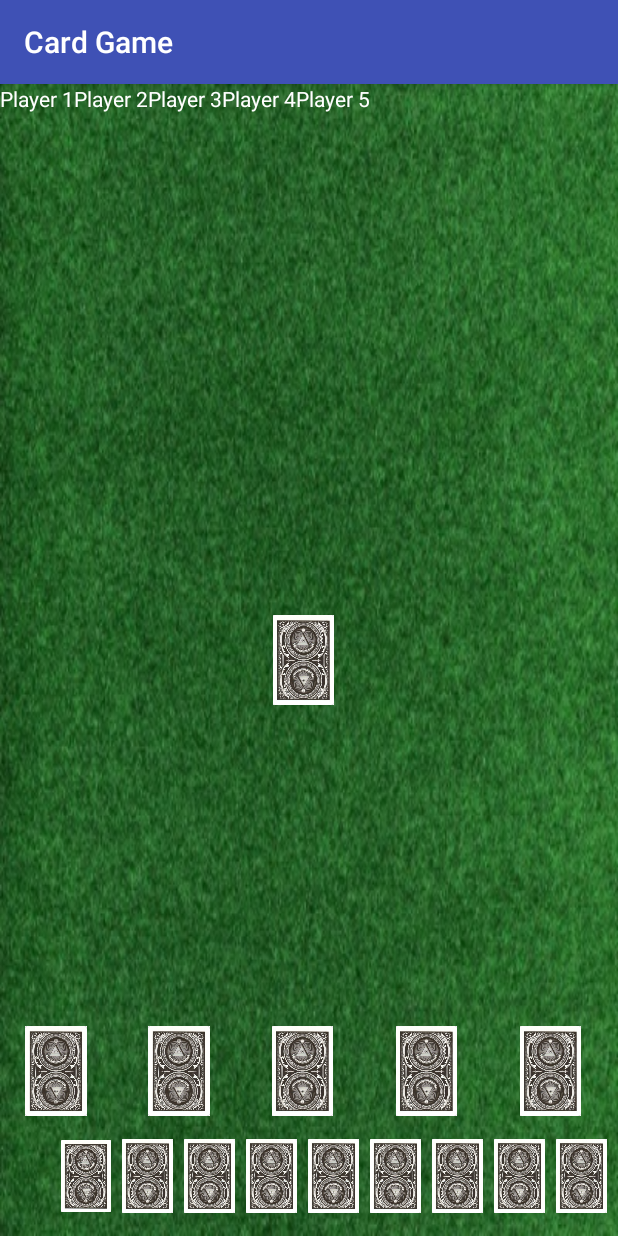
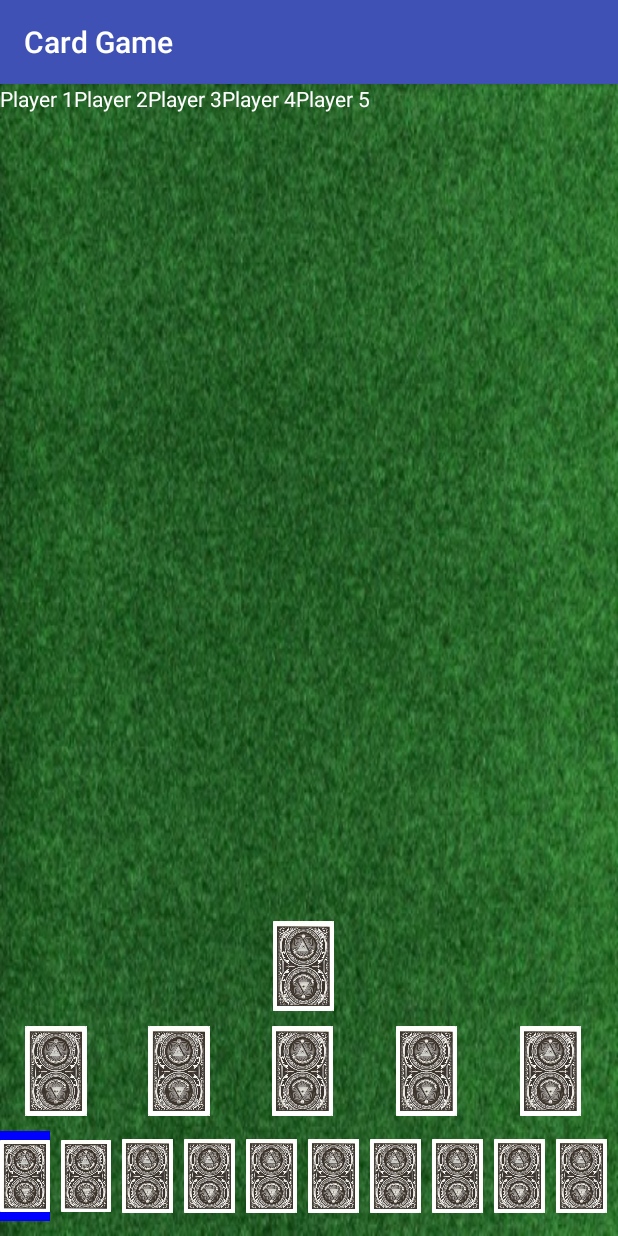
Before and after one commit to itderrickh/CardGame, an Android app: the screen it shows after launch (MainActivity), after a tap on an icon or button, on a phone screen of 412 x 824 dp. Run offline under Robolectric (Android 15) with nearby library versions, the phone set to English and light mode, and no system bars; 2 statements that could not run were skipped.

Commit message:
Finished lab3
Made major improvements to the format, allow messages to be sent (not
hooked up to service), handled selecting of cards and playing to the
table.

```diff
--- a/app/src/main/java/com/itderrickh/cardgame/fragments/TableFragment.java
+++ b/app/src/main/java/com/itderrickh/cardgame/fragments/TableFragment.java
@@ -19,24 +19,13 @@ import com.itderrickh.cardgame.R;
 public class TableFragment extends Fragment {
     private OnFragmentInteractionListener mListener;
     private Deck deck;
-    private ImageView card1;
-    private ImageView card2;
-    private ImageView card3;
-    private ImageView card4;
-    private ImageView card5;
-    private ImageView card6;
-    private ImageView card7;
-    private ImageView card8;
-    private ImageView card9;
-    private ImageView card10;
+    private ImageView[] handLocs;
     private ImageView trumpCardImage;
     private Card[] hand;
     private Card trumpCard;
-    private ImageView playCard1;
-    private ImageView playCard2;
-    private ImageView playCard3;
-    private ImageView playCard4;
-    private ImageView playCard5;
+    private ImageView[] playField;
+    private int lastClickedCard = -1;
+    private int cardPlayed = 0;
 
     public TableFragment() { }
 
@@ -64,34 +53,30 @@ public class TableFragment extends Fragment {
     public void onStart() {
         super.onStart();
 
-        card1 = (ImageView) getView().findViewById(R.id.card1);
-        card2 = (ImageView) getView().findViewById(R.id.card2);
-        card3 = (ImageView) getView().findViewById(R.id.card3);
-        card4 = (ImageView) getView().findViewById(R.id.card4);
-        card5 = (ImageView) getView().findViewById(R.id.card5);
-        card6 = (ImageView) getView().findViewById(R.id.card6);
-        card7 = (ImageView) getView().findViewById(R.id.card7);
-        card8 = (ImageView) getView().findViewById(R.id.card8);
-        card9 = (ImageView) getView().findViewById(R.id.card9);
-        card10 = (ImageView) getView().findViewById(R.id.card10);
+        handLocs = new ImageView[10];
+        handLocs[0] = (ImageView) getView().findViewById(R.id.card1);
+        handLocs[1] = (ImageView) getView().findViewById(R.id.card2);
+        handLocs[2] = (ImageView) getView().findViewById(R.id.card3);
+        handLocs[3] = (ImageView) getView().findViewById(R.id.card4);
+        handLocs[4] = (ImageView) getView().findViewById(R.id.card5);
+        handLocs[5] = (ImageView) getView().findViewById(R.id.card6);
+        handLocs[6] = (ImageView) getView().findViewById(R.id.card7);
+        handLocs[7] = (ImageView) getView().findViewById(R.id.card8);
+        handLocs[8] = (ImageView) getView().findViewById(R.id.card9);
+        handLocs[9] = (ImageView) getView().findViewById(R.id.card10);
+
         trumpCardImage = (ImageView) getView().findViewById(R.id.trumpCard);
-        playCard1 = (ImageView) getView().findViewById(R.id.playCard1);
-        playCard2 = (ImageView) getView().findViewById(R.id.playCard2);
-        playCard3 = (ImageView) getView().findViewById(R.id.playCard3);
-        playCard4 = (ImageView) getView().findViewById(R.id.playCard4);
-        playCard5 = (ImageView) getView().findViewById(R.id.playCard5);
+        this.playField = new ImageView[5];
+        this.playField[0] = (ImageView) getView().findViewById(R.id.playCard1);
+        this.playField[1] = (ImageView) getView().findViewById(R.id.playCard2);
+        this.playField[2] = (ImageView) getView().findViewById(R.id.playCard3);
+        this.playField[3] = (ImageView) getView().findViewById(R.id.playCard4);
+        this.playField[4] = (ImageView) getView().findViewById(R.id.playCard5);
 
         trumpCardImage.setImageResource(trumpCard.getResourceImage());
-        card1.setImageResource(this.hand[0].getResourceImage());
-        card2.setImageResource(this.hand[1].getResourceImage());
-        card3.setImageResource(this.hand[2].getResourceImage());
-        card4.setImageResource(this.hand[3].getResourceImage());
-        card5.setImageResource(this.hand[4].getResourceImage());
-        card6.setImageResource(this.hand[5].getResourceImage());
-        card7.setImageResource(this.hand[6].getResourceImage());
-        card8.setImageResource(this.hand[7].getResourceImage());
-        card9.setImageResource(this.hand[8].getResourceImage());
-        card10.setImageResource(this.hand[9].getResourceImage());
+        for(int c = 0; c < this.handLocs.length; c++) {
+            this.handLocs[c].setImageResource(this.hand[c].getResourceImage());
+        }
 
         setupClickEvents();
     }
@@ -99,7 +84,10 @@ public class TableFragment extends Fragment {
     @Override
     public void onActivityCreated(Bundle savedInstanceState) {
         super.onActivityCreated(savedInstanceState);
-        if(savedInstanceState != null) {
+        if(false) {
+        //This work below will restore the state of the game
+        //NOTE: Will have to save a few more state things to make sure this works
+        //if(savedInstanceState != null) {
             this.deck = (Deck)savedInstanceState.getSerializable("deck");
             this.trumpCard = (Card)savedInstanceState.getSerializable("trumpCard");
             this.hand = (Card[])savedInstanceState.getSerializable("hand");
@@ -117,86 +105,46 @@ public class TableFragment extends Fragment {
     @Override
     public void onSaveInstanceState(Bundle outState) {
         super.onSaveInstanceState(outState);
+
+        //Save the state of the game here, in the future labs we will actually use this
         outState.putSerializable("deck", this.deck);
         outState.putSerializable("trumpCard", this.trumpCard);
         outState.putSerializable("hand", this.hand);
     }
 
     private void setupClickEvents() {
-        card1.setOnClickListener(new View.OnClickListener() {
-            @Override
-            public void onClick(View view) {
-                cardClick(card1, 0);
-            }
-        });
+        for(int i = 0; i < this.handLocs.length; i++) {
+            //Make a variable we can reference in the inner class
+            final int loc = i;
+            View.OnClickListener click = new View.OnClickListener() {
+                @Override
+                public void onClick(View v) {
+                    cardClick(handLocs[loc], loc);
+                }
+            };
 
-        card2.setOnClickListener(new View.OnClickListener() {
-            @Override
-            public void onClick(View view) {
-                cardClick(card2, 1);
-            }
-        });
-
-        card3.setOnClickListener(new View.OnClickListener() {
-            @Override
-            public void onClick(View view) {
-                cardClick(card3, 2);
-            }
-        });
-
-        card4.setOnClickListener(new View.OnClickListener() {
-            @Override
-            public void onClick(View view) {
-                cardClick(card4, 3);
-            }
-        });
-
-        card5.setOnClickListener(new View.OnClickListener() {
-            @Override
-            public void onClick(View view) {
-                cardClick(card5, 4);
-            }
-        });
-
-        card6.setOnClickListener(new View.OnClickListener() {
-            @Override
-            public void onClick(View view) {
-                cardClick(card6, 5);
-            }
-        });
-
-        card7.setOnClickListener(new View.OnClickListener() {
-            @Override
-            public void onClick(View view) {
-                cardClick(card7, 6);
-            }
-        });
-
-        card8.setOnClickListener(new View.OnClickListener() {
-            @Override
-            public void onClick(View view) {
-                cardClick(card8, 7);
-            }
-        });
-
-        card9.setOnClickListener(new View.OnClickListener() {
-            @Override
-            public void onClick(View view) {
-                cardClick(card9, 8);
-            }
-        });
-
-        card10.setOnClickListener(new View.OnClickListener() {
-            @Override
-            public void onClick(View view) {
-                cardClick(card10, 9);
-            }
-        });
+            this.handLocs[i].setOnClickListener(click);
+        }
     }
 
     private void cardClick(ImageView cardView, int index) {
-        cardView.setImageBitmap(null);
-        playCard1.setImageResource(this.hand[index].getResourceImage());
+        if(cardPlayed < 5 && this.hand[index] != null) {
+            if(lastClickedCard == index) {
+                cardView.setImageBitmap(null);
+                this.playField[cardPlayed].setImageResource(this.hand[index].getResourceImage());
+                this.hand[index] = null;
+                cardView.setBackgroundColor(Color.TRANSPARENT);
+                cardPlayed++;
+            } else {
+                cardView.setBackgroundColor(Color.BLUE);
+                lastClickedCard = index;
+                for(int i = 0; i < this.handLocs.length; i++) {
+                    if(i != index) {
+                        this.handLocs[i].setBackgroundColor(Color.TRANSPARENT);
+                    }
+                }
+            }
+        }
     }
 
     // TODO: Rename method, update argument and hook method into UI event
--- a/app/src/main/res/layout/activity_main_landscape.xml
+++ b/app/src/main/res/layout/activity_main_landscape.xml
@@ -16,7 +16,7 @@
         android:layout_alignRight="@id/tables_fragment"
         android:layout_height="match_parent"
         android:layout_weight="1">
-        <TextView
+        <EditText
             android:layout_width="wrap_content"
             android:layout_height="wrap_content"
             android:id="@+id/editText"
--- a/app/src/main/res/layout/fragment_table.xml
+++ b/app/src/main/res/layout/fragment_table.xml
@@ -56,13 +56,14 @@
 
     <LinearLayout
         android:layout_width="match_parent"
-        android:layout_height="fill_parent"
-        android:gravity="center_vertical"
-        android:id="@+id/trumpArea">
+        android:layout_height="wrap_content"
+        android:id="@+id/trumpArea"
+        android:layout_above="@+id/playingArea"
+        android:layout_marginBottom="10dp">
         <ImageView
             style="@style/CardDimen"
             android:id="@+id/trumpCard"
-            android:src="@drawable/cardback"/>
+            android:src="@drawable/cardback" />
     </LinearLayout>
 
     <LinearLayout
--- a/app/src/main/res/layout/messages_row.xml
+++ b/app/src/main/res/layout/messages_row.xml
@@ -1,10 +1,12 @@
 <?xml version="1.0" encoding="utf-8"?>
 <LinearLayout xmlns:android="http://schemas.android.com/apk/res/android"
-    android:orientation="vertical" android:layout_width="match_parent"
+    android:orientation="horizontal"
+    android:layout_width="match_parent"
     android:layout_height="match_parent">
     <TextView
         android:layout_width="wrap_content"
         android:layout_height="wrap_content"
+        android:layout_marginRight="5dp"
         android:id="@+id/messageUser"/>
     <TextView
         android:layout_width="wrap_content"
```
Also changed, not shown: app/src/main/java/com/itderrickh/cardgame/MainActivity.java (+11 -7 lines).
